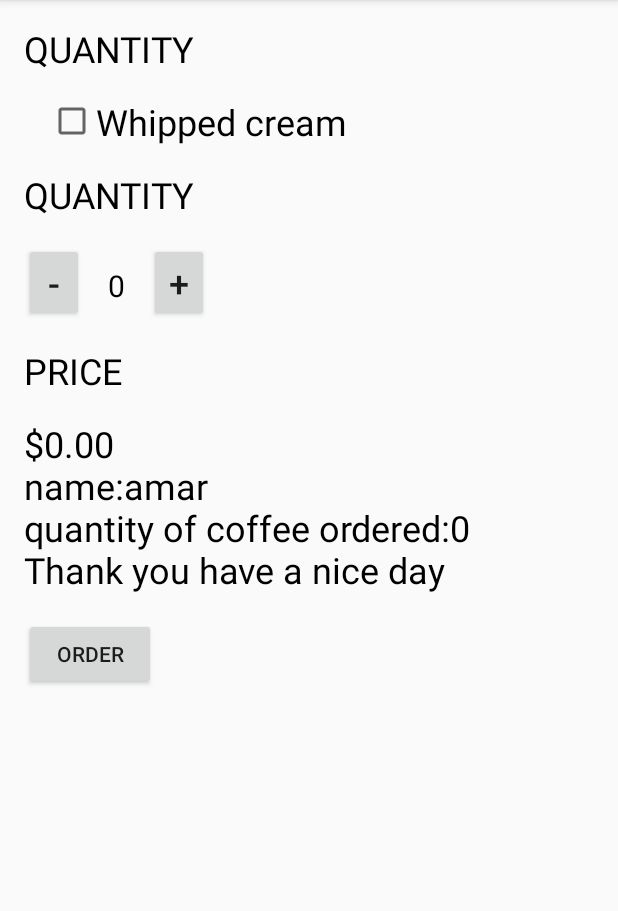
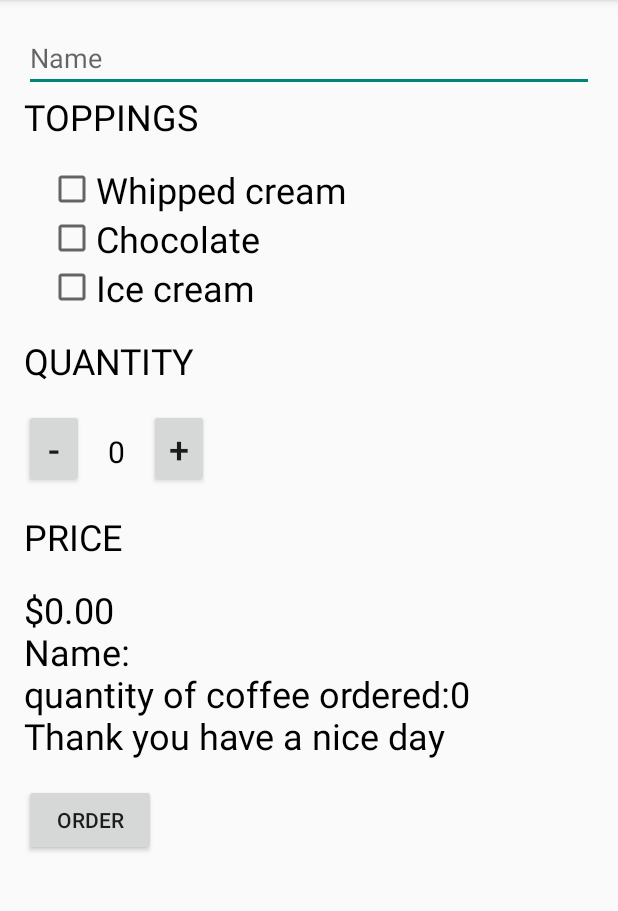
Before and after one commit to amarn19/test_coffee, an Android app: the screen it shows after launch (MainActivity), after a tap on "ORDER", on a phone screen of 412 x 824 dp, the part 84-995 px from its top. Run offline under Robolectric (Android 15) with nearby library versions, the phone set to English and light mode, and no system bars.

Commit message:
new toppings with customer name

```diff
--- a/app/src/main/java/com/example/amar/test_coffee/MainActivity.java
+++ b/app/src/main/java/com/example/amar/test_coffee/MainActivity.java
@@ -6,7 +6,9 @@ import android.view.Menu;
 import android.view.MenuItem;
 import android.view.View;
 import android.widget.CheckBox;
+import android.widget.EditText;
 import android.widget.TextView;
+import android.widget.Toast;
 
 import java.text.NumberFormat;
 
@@ -20,35 +22,50 @@ public class MainActivity extends ActionBarActivity {
     }
     public void increment(View view)
     {
+        if(quant==20)
+        {Toast.makeText(this, "coffees order cannot be more than 20", Toast.LENGTH_SHORT).show();return;}
         quant++;
         display(quant);
     }
     public void decrement(View view) {
-        if (quant > 0) {
+        if (quant == 0) {
+            Toast.makeText(this, "coffees order cannot be more than 20", Toast.LENGTH_SHORT).show();
+            return;}
             quant--;
             display(quant);
         }
-    }
+
     public void orders(View view)
     {
         display(quant);
-        display_price(quant*5);
+        display_price();
     }
     public void display(int q)
     {
         TextView text=(TextView)findViewById(R.id.quant);
         text.setText(""+q);
     }
-    public void display_price(int q)
+    public void display_price()
     {
-        String name="\nname:amar";
+        int t=0;
+        EditText ed=(EditText)findViewById(R.id.name);
+        String name="\nName:"+ed.getText().toString();
         CheckBox ck=(CheckBox)findViewById(R.id.chk);
+        CheckBox cho=(CheckBox)findViewById(R.id.cho);
+        CheckBox ice=(CheckBox)findViewById(R.id.ice);
         if(ck.isChecked())
-        {name+="\nWipped cream added";q+=5;}
+        {name+="\nWipped cream added";t+=2;}
+
+        if(cho.isChecked())
+        {name+="\nChocolate added";t+=3;}
+
+        if(ice.isChecked())
+        {name+="\nIce cream added";t+=5;}
+
         name+="\nquantity of coffee ordered:"+quant+"\nThank you have a nice day";
         TextView text1=(TextView)findViewById(R.id.price);
 
-        text1.setText(NumberFormat.getCurrencyInstance().format(q)+name);
+        text1.setText(NumberFormat.getCurrencyInstance().format(quant*(5+t))+name);
 
     }
     @Override
--- a/app/src/main/res/layout/activity_main.xml
+++ b/app/src/main/res/layout/activity_main.xml
@@ -11,10 +11,16 @@
     android:paddingTop="@dimen/activity_vertical_margin"
     tools:context=".MainActivity"
     android:orientation="vertical">
+    <EditText
+        android:id="@+id/name"
+        android:layout_width="match_parent"
+        android:layout_height="wrap_content"
+        android:hint="Name"
+        android:inputType="textMultiLine" />
     <TextView
         android:layout_width="wrap_content"
         android:layout_height="wrap_content"
-        android:text="quantity"
+        android:text="Toppings"
         android:textAllCaps="true"
         android:textColor="@android:color/black"
         android:textSize="24sp"
@@ -26,6 +32,20 @@
         android:text="Whipped cream"
         android:textSize="24dp"
         android:id="@+id/chk"/>
+    <android.support.v7.widget.AppCompatCheckBox
+        android:layout_width="wrap_content"
+        android:layout_height="wrap_content"
+        android:layout_marginLeft="16dp"
+        android:text="Chocolate"
+        android:textSize="24dp"
+        android:id="@+id/cho"/>
+    <android.support.v7.widget.AppCompatCheckBox
+        android:layout_width="wrap_content"
+        android:layout_height="wrap_content"
+        android:layout_marginLeft="16dp"
+        android:text="Ice cream"
+        android:textSize="24dp"
+        android:id="@+id/ice"/>
     <TextView
         android:layout_width="wrap_content"
         android:layout_height="wrap_content"
--- a/build.gradle
+++ b/build.gradle
@@ -5,7 +5,7 @@ buildscript {
         jcenter()
     }
     dependencies {
-        classpath 'com.android.tools.build:gradle:1.0.0'
+        classpath 'com.android.tools.build:gradle:2.2.0'
 
         // NOTE: Do not place your application dependencies here; they belong
         // in the individual module build.gradle files
```
Also changed, not shown: gradle/wrapper/gradle-wrapper.properties, 2 other files.
